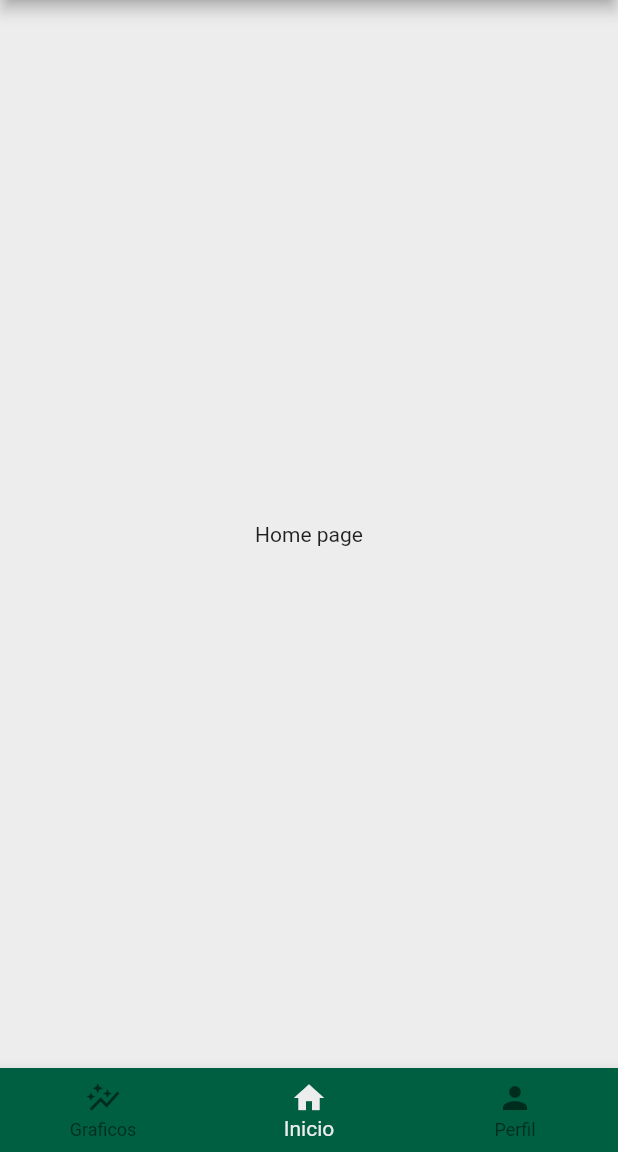
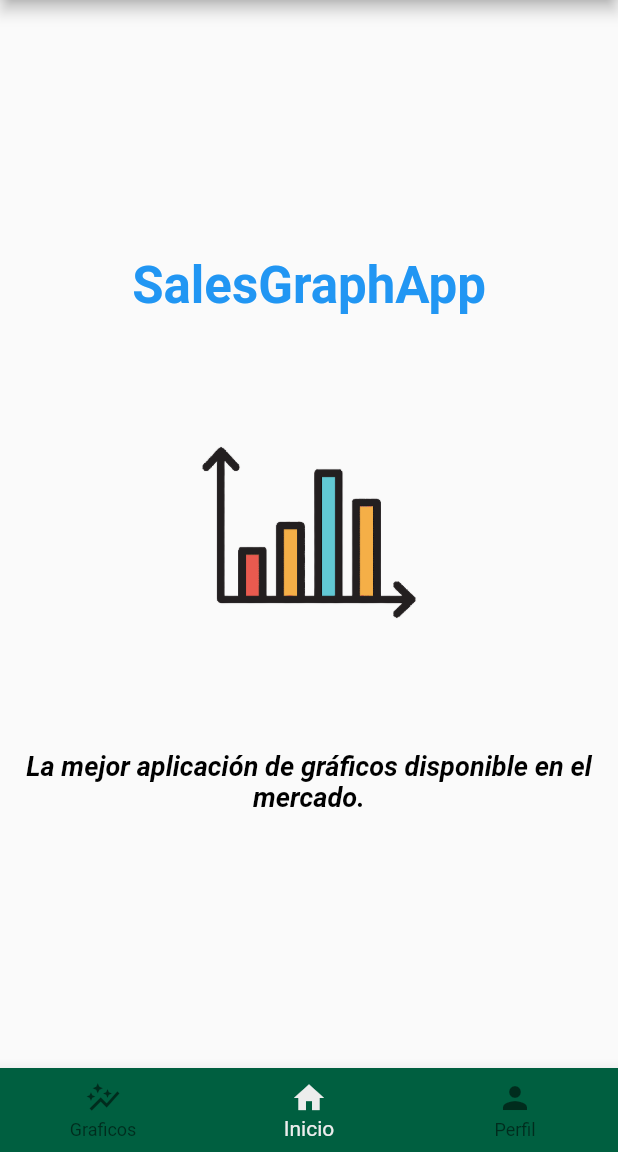
Before and after one commit to ignacio121/SalesGraphPro, a Flutter app: the screen it shows after launch, on a phone screen of 412 x 824 dp, the part 84-1236 px from its top. Run offline on Flutter 3.47's test engine with Material 2 defaults, Android fonts, the phone set to English and light mode, and no system bars; our stand-ins replace fl_chart, syncfusion_flutter_charts.

Commit message:
incluye home

```diff
--- a/salesgraphpro/lib/pages/graphs.dart
+++ b/salesgraphpro/lib/pages/graphs.dart
@@ -39,7 +39,7 @@ class _GraphsState extends State<Graphs> {
                     showGraphPage = true;
                   });
                 },
-                child: Text('Mostrar GraphPage'),
+                child: Text('Mostrar CircularGraph'),
               ),
               ElevatedButton(
                 onPressed: () {
--- a/salesgraphpro/lib/pages/home.dart
+++ b/salesgraphpro/lib/pages/home.dart
@@ -1,16 +1,52 @@
 import 'package:flutter/material.dart';
 
+void main() => runApp(MyApp());
+
+class MyApp extends StatelessWidget {
+  @override
+  Widget build(BuildContext context) {
+    return MaterialApp(
+      home: HomePage(),
+    );
+  }
+}
+
 class HomePage extends StatelessWidget {
-  const HomePage({super.key});
-
   @override
   Widget build(BuildContext context) {
     return Scaffold(
       body: Center(
-        child: Text('Home page'),
-
+        child: Column(
+          mainAxisAlignment: MainAxisAlignment.center,
+          children: <Widget>[
+            Text(
+              "SalesGraphApp",
+              style: TextStyle(
+                fontSize: 34,
+                fontWeight: FontWeight.bold,
+                color: Colors.blue,
+              ),
+            ),
+            SizedBox(height: 20),
+            Image.asset(
+              "assets/imagen1.png",
+              width: 250,
+              height: 250,
+            ),
+            SizedBox(height: 20),
+            Text(
+              "La mejor aplicación de gráficos disponible en el mercado.",
+              style: TextStyle(
+                fontSize: 18,
+                fontWeight: FontWeight.bold,
+                fontStyle: FontStyle.italic,
+                color: Colors.black,
+              ),
+              textAlign: TextAlign.center,
+            ),
+          ],
+        ),
       ),
-      backgroundColor: Color(0xffEDEDED),
     );
   }
 }
--- a/salesgraphpro/pubspec.yaml
+++ b/salesgraphpro/pubspec.yaml
@@ -61,7 +61,8 @@ flutter:
   uses-material-design: true
 
   # To add assets to your application, add an assets section, like this:
-  # assets:
+  assets:
+    - assets/
   #   - images/a_dot_burr.jpeg
   #   - images/a_dot_ham.jpeg
 
```
Also changed, not shown: salesgraphpro/assets/imagen1.png (added).
